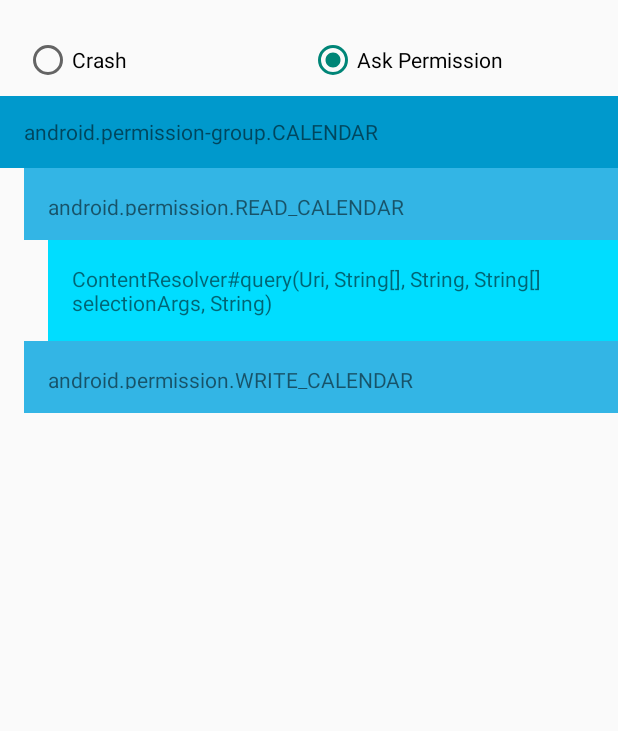
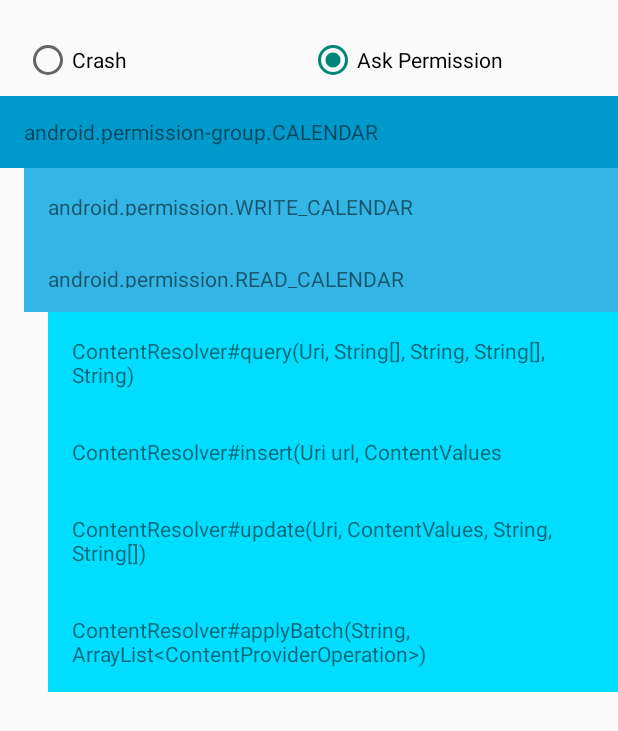
Before and after one commit to danylovolokh/PermissionsReference, an Android app: the screen it shows after launch (PermissionsReferenceListActivity), after a tap on an icon or button, on a phone screen of 412 x 824 dp. Shown: the top 731 px of the screen. Run offline under Robolectric (Android 15) with nearby library versions, the phone set to English and light mode, and no system bars.

Commit message:
added: applyBatch insert update

```diff
--- a/app/src/main/java/com/volokh/danylo/permissionsreferencelist/PermissionsReferenceListActivity.java
+++ b/app/src/main/java/com/volokh/danylo/permissionsreferencelist/PermissionsReferenceListActivity.java
@@ -3,6 +3,7 @@ package com.volokh.danylo.permissionsreferencelist;
 import android.Manifest;
 import android.app.Activity;
 import android.content.pm.PackageManager;
+import android.os.PersistableBundle;
 import android.support.v4.app.ActivityCompat;
 import android.support.v4.content.ContextCompat;
 import android.support.v7.app.AppCompatActivity;
@@ -16,7 +17,11 @@ import android.widget.Toast;
 import com.volokh.danylo.permissionsreferencelist.adapter.permission_items.PermissionListItem;
 import com.volokh.danylo.permissionsreferencelist.adapter.PermissionsReferenceAdapter;
 import com.volokh.danylo.permissionsreferencelist.method_demonstators.MethodDemonstrator;
+import com.volokh.danylo.permissionsreferencelist.method_demonstators.ScrapHeap;
+import com.volokh.danylo.permissionsreferencelist.method_demonstators.calendar.Calendar_ContentResolver_applyBatch;
+import com.volokh.danylo.permissionsreferencelist.method_demonstators.calendar.Calendar_ContentResolver_insert;
 import com.volokh.danylo.permissionsreferencelist.method_demonstators.calendar.Calendar_ContentResolver_query;
+import com.volokh.danylo.permissionsreferencelist.method_demonstators.calendar.Calendar_ContentResolver_update;
 import com.volokh.danylo.permissionsreferencelist.permissions.base.Permission;
 import com.volokh.danylo.permissionsreferencelist.permissions.base.PermissionGroup;
 import com.volokh.danylo.permissionsreferencelist.permissions.dangerous.DangerousPermissionGroup;
@@ -31,19 +36,27 @@ public class PermissionsReferenceListActivity extends AppCompatActivity implemen
     private static final int REQUEST_CODE = 1;
     private static final String TAG = PermissionsReferenceListActivity.class.getSimpleName();
 
-
     private RecyclerView mRecyclerView;
     private PermissionsReferenceAdapter mAdapter;
 
     PermissionGroup CALENDAR = new DangerousPermissionGroup(Manifest.permission_group.CALENDAR,
+            new Permission(Manifest.permission.WRITE_CALENDAR),
             new Permission(Manifest.permission.READ_CALENDAR,
 
                     new Calendar_ContentResolver_query(
-                            "ContentResolver#query(Uri, String[], String, String[] selectionArgs, String)",
+                            "ContentResolver#query(Uri, String[], String, String[], String)",
+                            this),
+                    new Calendar_ContentResolver_insert(
+                            "ContentResolver#insert(Uri url, ContentValues",
+                            this),
+                    new Calendar_ContentResolver_update(
+                            "ContentResolver#update(Uri, ContentValues, String, String[])",
+                            this),
+                    new Calendar_ContentResolver_applyBatch(
+                            "ContentResolver#applyBatch(String, ArrayList<ContentProviderOperation>)",
                             this)
-            ),
-            new Permission(Manifest.permission.WRITE_CALENDAR)
-    );
+            )
+            );
 
     private RadioGroup mRadioGroup;
 
@@ -51,6 +64,10 @@ public class PermissionsReferenceListActivity extends AppCompatActivity implemen
     protected void onCreate(Bundle savedInstanceState) {
         super.onCreate(savedInstanceState);
         setContentView(R.layout.activity_permissions_reference_list);
+
+        if(savedInstanceState != null){
+            ScrapHeap.onRestoreInstanceState(savedInstanceState);
+        }
 
         mRecyclerView = (RecyclerView) findViewById(R.id.permissions_recycler_view);
         mRecyclerView.setLayoutManager(new LinearLayoutManager(this));
@@ -62,9 +79,14 @@ public class PermissionsReferenceListActivity extends AppCompatActivity implemen
         mAdapter = new PermissionsReferenceAdapter(permissionList);
         mRecyclerView.setAdapter(mAdapter);
 
-        mRadioGroup = (RadioGroup)findViewById(R.id.radio_group);
+        mRadioGroup = (RadioGroup) findViewById(R.id.radio_group);
     }
 
+    @Override
+    protected void onSaveInstanceState(Bundle outState) {
+        super.onSaveInstanceState(outState);
+        ScrapHeap.onSaveInstanceState(outState);
+    }
 
     @Override
     public void onRequestPermissionsResult(int requestCode, String permissions[], int[] grantResults) {
@@ -83,7 +105,7 @@ public class PermissionsReferenceListActivity extends AppCompatActivity implemen
 
                 } else {
 
-                    if(isDeniedForever(singleRequesteedPermission)){
+                    if (isDeniedForever(singleRequesteedPermission)) {
                         Log.v(TAG, "Permission was denied forever please grant in in Setting");
                         Toast.makeText(this, "Permission was denied forever please grant in in Setting", Toast.LENGTH_LONG).show();
                     } else {
@@ -113,7 +135,7 @@ public class PermissionsReferenceListActivity extends AppCompatActivity implemen
 
     @Override
     public boolean shouldCrash() {
-        switch (mRadioGroup.getCheckedRadioButtonId()){
+        switch (mRadioGroup.getCheckedRadioButtonId()) {
             case R.id.crash_check_button:
                 return true;
 
@@ -137,6 +159,6 @@ public class PermissionsReferenceListActivity extends AppCompatActivity implemen
     @Override
     public void requestPermissions(String permission) {
         Log.v(TAG, "requestPermissions, permission[" + permission + "]");
-        ActivityCompat.requestPermissions(this, new String[]{ permission }, REQUEST_CODE);
+        ActivityCompat.requestPermissions(this, new String[]{permission}, REQUEST_CODE);
     }
 }
--- a/app/src/main/java/com/volokh/danylo/permissionsreferencelist/method_demonstators/MethodDemonstrator.java
+++ b/app/src/main/java/com/volokh/danylo/permissionsreferencelist/method_demonstators/MethodDemonstrator.java
@@ -33,26 +33,26 @@ public abstract class MethodDemonstrator extends MethodItem {
         mDemonstratorCallback = demonstratorCallback;
     }
 
-    public abstract void callDangerousMethod() throws SecurityException;
+    public abstract boolean callDangerousMethod() throws SecurityException;
 
     public void setPermissionName(String permissionName) {
         mPermission = permissionName;
     }
 
     protected Context context() {
-        return mDemonstratorCallback.activity();
+        return callback().activity();
     }
 
     @Override
     public void demonstrate() {
         Log.v(TAG, ">> demonstrate, mPermission[" + mPermission + "]");
 
-        int permissionCheck = ContextCompat.checkSelfPermission(mDemonstratorCallback.activity(),
+        int permissionCheck = ContextCompat.checkSelfPermission(callback().activity(),
                 mPermission);
 
-        Log.v(TAG, "demonstrate, shouldCrash " + mDemonstratorCallback.shouldCrash());
+        Log.v(TAG, "demonstrate, shouldCrash " + callback().shouldCrash());
 
-        if (mDemonstratorCallback.shouldCrash()) {
+        if (callback().shouldCrash()) {
 
             demonstrateCrash(permissionCheck);
 
@@ -69,24 +69,27 @@ public abstract class MethodDemonstrator extends MethodItem {
         switch (permissionCheck) {
             case PackageManager.PERMISSION_GRANTED:
                 Log.v(TAG, "demonstrate, PackageManager.PERMISSION_GRANTED");
-                callDangerousMethod();
-                mDemonstratorCallback.showToast("Method " + getClass().getSimpleName() + " called successfully");
+                boolean successful = callDangerousMethod();
+
+                if(successful){
+                    callback().showToast("Method " + getClass().getSimpleName() + " called successfully");
+                }
 
                 break;
             case PackageManager.PERMISSION_DENIED:
                 Log.v(TAG, "demonstrate, PackageManager.PERMISSION_DENIED");
                 // Should we show an explanation?
-                if (ActivityCompat.shouldShowRequestPermissionRationale(mDemonstratorCallback.activity(),
+                if (ActivityCompat.shouldShowRequestPermissionRationale(callback().activity(),
                         Manifest.permission.READ_CONTACTS)) {
 
-                    mDemonstratorCallback.showToast("Could you please give us the permission ? :)");
+                    callback().showToast("Could you please give us the permission ? :)");
 
                     // Show an explanation to the user *asynchronously* -- don't block
                     // this thread waiting for the user's response! After the user
                     // sees the explanation, try again to request the permission.
                     Log.v(TAG, "demonstrate, requestPermissions, mPermission[" + mPermission + "]");
 
-                    mDemonstratorCallback.requestPermissions(mPermission);
+                    callback().requestPermissions(mPermission);
 
                 } else {
                     Log.v(TAG, "demonstrate, No explanation needed, we can request the permission, mPermission[" + mPermission + "]");
@@ -94,11 +97,15 @@ public abstract class MethodDemonstrator extends MethodItem {
 
                     // No explanation needed, we can request the permission.
 
-                    mDemonstratorCallback.requestPermissions(mPermission);
+                    callback().requestPermissions(mPermission);
                 }
 
                 break;
         }
+    }
+
+    protected DemonstratorCallback callback() {
+        return mDemonstratorCallback;
     }
 
     private void demonstrateCrash(int permissionCheck) {
@@ -107,7 +114,7 @@ public abstract class MethodDemonstrator extends MethodItem {
             case PackageManager.PERMISSION_GRANTED:
                 Log.v(TAG, "demonstrateCrash, PackageManager.PERMISSION_GRANTED");
 
-                mDemonstratorCallback.showToast(
+                callback().showToast(
                         "Sorry, I cannot crash. " +
                                 "Permission is already granted.");
                 break;
@@ -120,7 +127,7 @@ public abstract class MethodDemonstrator extends MethodItem {
 
                 } catch (SecurityException e) {
                     Log.e(TAG, "Application Crashed", e);
-                    mDemonstratorCallback.showToast(
+                    callback().showToast(
                             "Application Crashed. " +
                                     "See LogCat for details");
                 }
--- /dev/null
+++ b/app/src/main/java/com/volokh/danylo/permissionsreferencelist/method_demonstators/calendar/Calendar_ContentResolver_applyBatch.java
@@ -0,0 +1,77 @@
+package com.volokh.danylo.permissionsreferencelist.method_demonstators.calendar;
+
+import android.content.ContentProviderOperation;
+import android.content.ContentResolver;
+import android.content.ContentUris;
+import android.content.ContentValues;
+import android.content.OperationApplicationException;
+import android.database.Cursor;
+import android.net.Uri;
+import android.os.RemoteException;
+import android.provider.CalendarContract;
+import android.provider.ContactsContract;
+import android.util.Log;
+
+import com.volokh.danylo.permissionsreferencelist.method_demonstators.MethodDemonstrator;
+import com.volokh.danylo.permissionsreferencelist.method_demonstators.ScrapHeap;
+
+import java.util.ArrayList;
+import java.util.Calendar;
+
+/**
+ * Created by danylo.volokh on 4/9/16.
+ */
+public class Calendar_ContentResolver_applyBatch extends CalendarBaseDemonstrator {
+
+    // Projection array. Creating indices for this array instead of doing
+    // dynamic lookups improves performance.
+
+    public static final String[] EVENT_PROJECTION = new String[]{
+            CalendarContract.Calendars._ID,                           // 0
+            CalendarContract.Calendars.ACCOUNT_NAME,                  // 1
+            CalendarContract.Calendars.CALENDAR_DISPLAY_NAME,         // 2
+            CalendarContract.Calendars.OWNER_ACCOUNT                  // 3
+    };
+
+    private static final String TAG = Calendar_ContentResolver_query.class.getSimpleName();
+
+    public Calendar_ContentResolver_applyBatch(String name, MethodDemonstrator.DemonstratorCallback demonstratorCallback) {
+        super(name, demonstratorCallback);
+    }
+
+    @Override
+    public boolean callDangerousMethod() {
+        Log.v(TAG, ">> callDangerousMethod ");
+
+        boolean successful;
+
+        // This is very bad approach, please avoid accessing static fields like I do here
+        Uri eventUri = ScrapHeap.sInsertedCalendarEventUri;
+        if(eventUri == null) {
+            callback().showToast("Please call insert first. There is nothing to do in applyBatch");
+            successful = false;
+        } else {
+            ArrayList<ContentProviderOperation> ops =
+                    new ArrayList<>();
+            ops.add(
+                    ContentProviderOperation.newUpdate(eventUri)
+                            .withValue(CalendarContract.Events.TITLE, "Update with batch")
+                            .withYieldAllowed(true)
+                            .build());
+
+            try {
+                context().getContentResolver().applyBatch(CalendarContract.AUTHORITY, ops);
+            } catch (RemoteException e) {
+                e.printStackTrace();
+                throw new RuntimeException(e);
+            } catch (OperationApplicationException e) {
+                e.printStackTrace();
+                throw new RuntimeException(e);
+            }
+            successful = true;
+
+        }
+        Log.v(TAG, "<< callDangerousMethod ");
+        return successful;
+    }
+}
--- a/app/src/main/java/com/volokh/danylo/permissionsreferencelist/method_demonstators/calendar/Calendar_ContentResolver_query.java
+++ b/app/src/main/java/com/volokh/danylo/permissionsreferencelist/method_demonstators/calendar/Calendar_ContentResolver_query.java
@@ -6,15 +6,13 @@ import android.net.Uri;
 import android.provider.CalendarContract;
 import android.util.Log;
 
-import com.volokh.danylo.permissionsreferencelist.method_demonstators.MethodDemonstrator;
-
 /**
  * Created by danylo.volokh on 4/8/16.
  *
  * This method {@link ContentResolver#query(Uri, String[], String, String[], String)}
  * is called when we need to get access to Calendar on the device
  */
-public class Calendar_ContentResolver_query extends MethodDemonstrator {
+public class Calendar_ContentResolver_query extends CalendarBaseDemonstrator {
 
     // Projection array. Creating indices for this array instead of doing
     // dynamic lookups improves performance.
@@ -33,7 +31,7 @@ public class Calendar_ContentResolver_query extends MethodDemonstrator {
     }
 
     @Override
-    public void callDangerousMethod() {
+    public boolean callDangerousMethod() {
         Log.v(TAG, ">> callDangerousMethod");
 
         // Run query
@@ -55,5 +53,6 @@ public class Calendar_ContentResolver_query extends MethodDemonstrator {
 
         Log.v(TAG, "<< callDangerousMethod");
 
+        return true;
     }
 }
--- /dev/null
+++ b/app/src/main/res/drawable-v21/method_background.xml
@@ -0,0 +1,8 @@
+<?xml version="1.0" encoding="utf-8"?>
+<ripple xmlns:android="http://schemas.android.com/apk/res/android" android:color="@android:color/darker_gray">
+    <item>
+        <shape>
+            <solid android:color="@android:color/holo_blue_bright" />
+        </shape>
+    </item>
+</ripple>
--- /dev/null
+++ b/app/src/main/res/drawable/method_background.xml
@@ -0,0 +1,4 @@
+<?xml version="1.0" encoding="utf-8"?>
+<selector xmlns:android="http://schemas.android.com/apk/res/android">
+    <item android:drawable="@android:color/holo_blue_bright"/>
+</selector>
--- a/app/src/main/res/layout/method_item.xml
+++ b/app/src/main/res/layout/method_item.xml
@@ -6,6 +6,6 @@
     android:padding="16dp"
     android:layout_width="match_parent"
     android:layout_height="wrap_content"
-    android:background="@android:color/holo_blue_bright"
+    android:background="@drawable/method_background"
     android:layout_marginLeft="@dimen/method_item_left_margin"
     tools:text="Sample"/>
```
Also changed, not shown: app/src/main/java/com/volokh/danylo/permissionsreferencelist/method_demonstators/ScrapHeap.java (added, +36 -0 lines), app/src/main/java/com/volokh/danylo/permissionsreferencelist/method_demonstators/calendar/CalendarBaseDemonstrator.java (added, +55 -0 lines), app/src/main/java/com/volokh/danylo/permissionsreferencelist/method_demonstators/calendar/Calendar_ContentResolver_insert.java (added, +64 -0 lines), app/src/main/java/com/volokh/danylo/permissionsreferencelist/method_demonstators/calendar/Calendar_ContentResolver_update.java (added, +54 -0 lines), app/src/main/java/com/volokh/danylo/permissionsreferencelist/permissions/base/PermissionGroup.java (+6 -2 lines).
